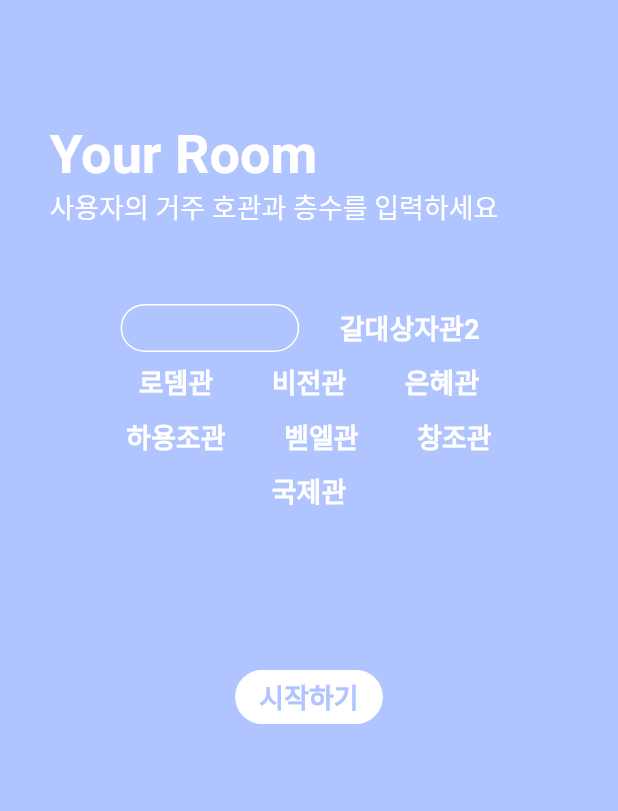
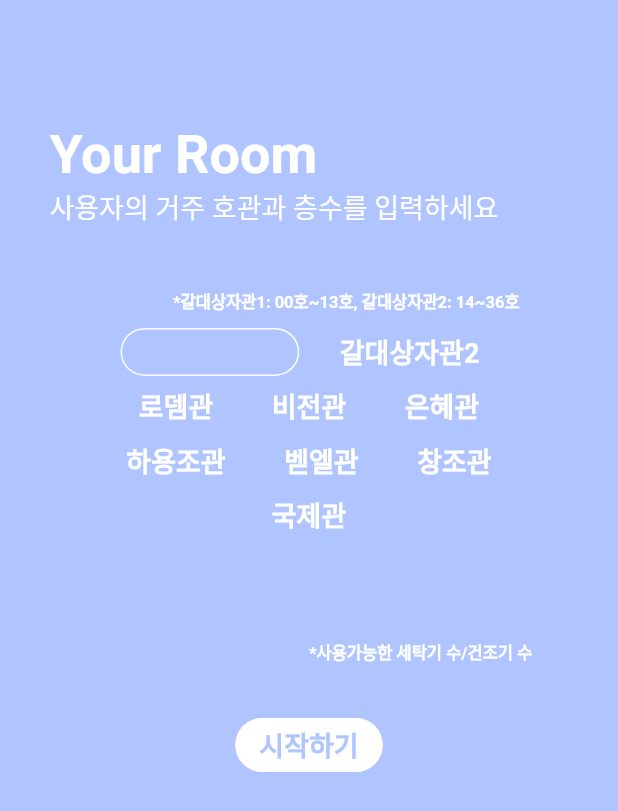
Before and after one commit to HGUWalab/WACO, a Flutter app: the SettingPage screen opened directly, on a phone screen of 412 x 824 dp. Shown: the top 811 px of the screen. Run offline on Flutter 3.47's test engine with Material 2 defaults, Android fonts, the phone set to English and light mode, and no system bars; drawn by our look-alikes of chips_choice; our stand-ins replace animated_splash_screen, cloud_firestore, firebase_core, get, introduction_screen, numberpicker and 3 more; accounts and stored records are empty; Roboto replaces fonts that are missing (NotoSansKR).

Commit message:
[Final] setting page text rewrite

```diff
--- a/lib/screens/onboarding/localwidget/choice_chip_floor.dart
+++ b/lib/screens/onboarding/localwidget/choice_chip_floor.dart
@@ -40,7 +40,6 @@ class _ChoiceChipFloorState extends State<ChoiceChipFloor> {
 
   @override
   Widget build(BuildContext context) {
-    // getCount();
     var width = MediaQuery.of(context).size.width;
     var height = MediaQuery.of(context).size.height;
     return ChipsChoice<int>.single(
--- a/lib/screens/setting/setting.dart
+++ b/lib/screens/setting/setting.dart
@@ -37,10 +37,30 @@ class _SettingPageState extends State<SettingPage> {
               padding: EdgeInsets.only(
                   top: height * 0.03, bottom: height * 0.02),
             ),
+            Row(
+              crossAxisAlignment: CrossAxisAlignment.end,
+              children: [
+                SizedBox(
+                  width: width*0.2,
+                ),
+                Text('*갈대상자관1: 00호~13호, 갈대상자관2: 14~36호',
+                    style: body8style(color: white)),
+              ],
+            ),
             Center(child: ChoiceChipDorm()),
             Padding(
               padding: EdgeInsets.only(
                   top: height * 0.05, bottom: height * 0.02),
+            ),
+            Row(
+              crossAxisAlignment: CrossAxisAlignment.end,
+              children: [
+                SizedBox(
+                  width: width*0.42,
+                ),
+                Text('*사용가능한 세탁기 수/건조기 수',
+                    style: body8style(color: white)),
+              ],
             ),
             Center(child: ChoiceChipFloor()),
             SizedBox(height: 10),
--- a/lib/screens/someone_is_using/someone_is_using.dart
+++ b/lib/screens/someone_is_using/someone_is_using.dart
@@ -1,5 +1,6 @@
 import 'package:flutter/material.dart';
 import 'package:wacoproject/model/empty_model.dart';
+import 'package:wacoproject/screens/home/home.dart';
 import 'package:wacoproject/screens/singo/singo.dart';
 import 'package:wacoproject/utils/colors.dart';
 import 'package:wacoproject/utils/text.dart';
@@ -68,7 +69,7 @@ class _SomeoneIsUsingPageState extends State<SomeoneIsUsingPage> {
               SizedBox(height: 160,),
               ElevatedButton(
                   onPressed: (){
-                    Get.back();
+                    Get.to(HomePage(dorm: widget.dorm, floor: widget.floor));
                   },
                   style: longButtonStyle,
                   child: Text('홈으로',
--- a/lib/utils/text.dart
+++ b/lib/utils/text.dart
@@ -113,7 +113,7 @@ TextStyle body7style({Color? color}) {
 
 TextStyle body8style({Color? color}) {
   return TextStyle(
-    fontSize: 10,
+    fontSize: 11,
     fontWeight: FontWeight.bold,
     fontFamily: 'NotoSansKR',
     color: color,
--- a/lib/widgets/appbar.dart
+++ b/lib/widgets/appbar.dart
@@ -36,7 +36,7 @@ AppBar appBar2(double width, int dorm, int floor) {
             size: 35,
             color: primary,),
           onPressed: () {
-            Get.to(HomePage(dorm: dorm, floor: floor));
+            Get.off(HomePage(dorm: dorm, floor: floor));
           },
         )
     ),
```
Also changed, not shown: 1 other file.
